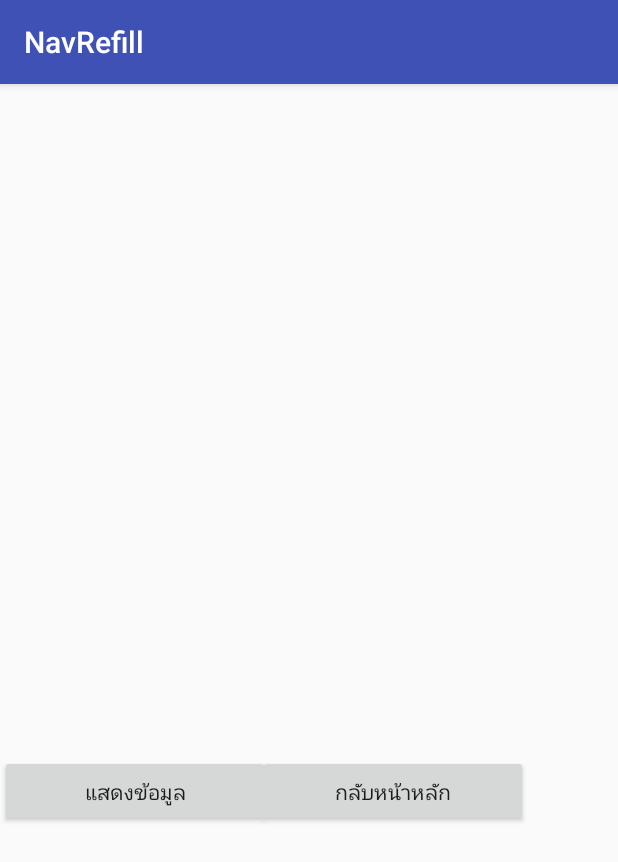
After one commit to Thompa666/NavRefill, an Android app: the ReportRealActivity screen opened directly, with no data from a screen before it, on a phone screen of 412 x 824 dp. The commit adds this screen. Shown: the top 862 px of the screen. Run offline under Robolectric (Android 15) with nearby library versions, the phone set to English and light mode, and no system bars; network calls fail.

Commit message:
edit new report

```diff
--- a/app/src/main/AndroidManifest.xml
+++ b/app/src/main/AndroidManifest.xml
@@ -26,10 +26,7 @@
             android:name=".DisplayActivity"
             android:label="@string/title_activity_display"
             android:theme="@style/AppTheme.NoActionBar" />
-        <activity
-            android:name=".ReportActivity"
-            android:label="@string/title_activity_report"
-            android:theme="@style/AppTheme.NoActionBar" />
+        <activity android:name=".ReportRealActivity"></activity>
     </application>
 
 </manifest>
--- a/app/src/main/java/com/kuduta/navrefill/DatabaseHandler.java
+++ b/app/src/main/java/com/kuduta/navrefill/DatabaseHandler.java
@@ -142,4 +142,5 @@ public class DatabaseHandler extends SQLiteOpenHelper {
     }
 
 
+
 }
--- /dev/null
+++ b/app/src/main/java/com/kuduta/navrefill/ReportRealActivity.java
@@ -0,0 +1,98 @@
+package com.kuduta.navrefill;
+
+import android.content.Intent;
+import android.database.Cursor;
+import android.support.v7.app.AppCompatActivity;
+import android.os.Bundle;
+import android.view.View;
+import android.widget.Button;
+import android.widget.TextView;
+import android.widget.Toast;
+
+import java.text.SimpleDateFormat;
+import java.util.ArrayList;
+import java.util.Date;
+
+public class ReportRealActivity extends AppCompatActivity {
+
+    private DatabaseHandler myDB;
+    TextView textView;
+
+    @Override
+    protected void onCreate(Bundle savedInstanceState) {
+        super.onCreate(savedInstanceState);
+        setContentView(R.layout.activity_report_real);
+
+
+        myDB = new DatabaseHandler(this);
+
+        textView = (TextView)findViewById(R.id.tvRepText);
+        Button cancelbtn = (Button)findViewById(R.id.btnRepExit);
+        Button reloadbtn = (Button)findViewById(R.id.btnRepReload);
+
+        cancelbtn.setOnClickListener(new View.OnClickListener() {
+            @Override
+            public void onClick(View v) {
+
+                Intent intent = new Intent(ReportRealActivity.this,MainActivity.class);
+                startActivity(intent);
+            }
+        });
+
+        reloadbtn.setOnClickListener(new View.OnClickListener() {
+            @Override
+            public void onClick(View v) {
+
+
+
+                ShowReport();
+
+            }
+        });
+
+
+
+    }
+
+    private void ShowReport(){
+
+        /*
+                for  insert data test log
+                Date date = new Date();
+                SimpleDateFormat format = new SimpleDateFormat("yyyy-MM-dd hh:mm:ss");
+                String strDate = format.format(date);
+
+                if(myDB.addRecord(strDate,"0632615536" , 20, "Refill")== 1){
+
+                    Toast.makeText(getBaseContext(),"Return false ",Toast.LENGTH_SHORT).show();
+
+                }else {
+
+                    Toast.makeText(getBaseContext(), "Insert OK", Toast.LENGTH_SHORT).show();
+                }
+
+*/
+
+        Cursor res = myDB.getAllData();
+
+        StringBuffer stringBuffer = new StringBuffer();
+
+        if(res !=null && res.getCount()>0){
+
+            while (res.moveToNext()){
+
+                stringBuffer.append(res.getString(0)+","+ res.getString(1)+","+res.getString(2)+","+res.getString(3)+","+res.getString(4)+"\n");
+
+            }
+
+            textView.setText(stringBuffer.toString());
+            Toast.makeText(getApplicationContext(),"Data Retrieved Successfully",Toast.LENGTH_SHORT).show();
+
+
+        }else {
+
+            Toast.makeText(getApplicationContext(),"No data retrieve",Toast.LENGTH_SHORT).show();
+
+        }
+    }//End Showreport
+}
--- a/app/src/main/res/layout/activity_main.xml
+++ b/app/src/main/res/layout/activity_main.xml
@@ -33,7 +33,7 @@
                 android:layout_width="match_parent"
                 android:layout_height="wrap_content"
                 android:layout_weight="1"
-                android:text="Refill" />
+                android:text="@string/app_refill" />
 
             <Button
                 android:id="@+id/btreport"
@@ -41,7 +41,7 @@
                 android:layout_height="wrap_content"
                 android:layout_weight="1"
                 android:onClick="openReport"
-                android:text="Report" />
+                android:text="@string/app_report" />
 
             <Button
                 android:id="@+id/btexit"
@@ -49,7 +49,7 @@
                 android:layout_height="wrap_content"
                 android:layout_weight="1"
 
-                android:text="Exit" />
+                android:text="@string/app_exit" />
 
         </LinearLayout>
 
--- /dev/null
+++ b/app/src/main/res/layout/activity_report_real.xml
@@ -0,0 +1,36 @@
+<?xml version="1.0" encoding="utf-8"?>
+<android.support.constraint.ConstraintLayout xmlns:android="http://schemas.android.com/apk/res/android"
+    xmlns:app="http://schemas.android.com/apk/res-auto"
+    xmlns:tools="http://schemas.android.com/tools"
+    android:layout_width="match_parent"
+    android:layout_height="match_parent"
+    tools:context="com.kuduta.navrefill.ReportRealActivity">
+
+    <TextView
+        android:id="@+id/tvRepText"
+        android:layout_width="318dp"
+        android:layout_height="378dp"
+        app:layout_constraintTop_toTopOf="parent"
+        android:layout_marginTop="37dp"
+        android:layout_marginLeft="33dp"
+        app:layout_constraintLeft_toLeftOf="parent" />
+
+    <Button
+        android:id="@+id/btnRepExit"
+        android:layout_width="180dp"
+        android:layout_height="wrap_content"
+        android:text="@string/app_main_home"
+        app:layout_constraintLeft_toRightOf="@+id/btnRepReload"
+        android:layout_marginLeft="-8dp"
+        android:layout_marginTop="32dp"
+        app:layout_constraintTop_toBottomOf="@+id/tvRepText" />
+
+    <Button
+        android:id="@+id/btnRepReload"
+        android:layout_width="180dp"
+        android:layout_height="wrap_content"
+        android:text="@string/app_reload"
+        tools:layout_editor_absoluteX="16dp"
+        android:layout_marginTop="32dp"
+        app:layout_constraintTop_toBottomOf="@+id/tvRepText" />
+</android.support.constraint.ConstraintLayout>
--- a/app/src/main/res/layout/content_display.xml
+++ b/app/src/main/res/layout/content_display.xml
@@ -62,14 +62,14 @@
             android:layout_width="wrap_content"
             android:layout_height="wrap_content"
             android:layout_weight="1"
-            android:text="หน้าแรก" />
+            android:text="@string/app_main_home" />
 
         <Button
             android:id="@+id/btpay"
             android:layout_width="wrap_content"
             android:layout_height="wrap_content"
             android:layout_weight="1"
-            android:text="เติมเงิน" />
+            android:text="@string/app_refill" />
 
 
     </LinearLayout>
--- a/app/src/main/res/values/strings.xml
+++ b/app/src/main/res/values/strings.xml
@@ -6,5 +6,14 @@
     </array>
     <string name="title_activity_display">DisplayActivity</string>
     <string name="title_activity_report">ReportActivity</string>
+    <string name="app_main_home">กลับหน้าหลัก</string>
+    <string name="app_cancle">ยกเลิก</string>
+    <string name="app_report">รายงาน</string>
+    <string name="app_refill">เติมเงินมือถือ</string>
+    <string name="app_exit">ออก</string>
+    <string name="app_show_exp">ไม่แสดงรายยกเลิก</string>
+    <string name="app_reload">แสดงข้อมูล</string>
+    <string name="app_ok">ตกลง</string>
+
 
 </resources>
```
Also changed, not shown: app/src/main/java/com/kuduta/navrefill/DisplayActivity.java (+22 -22 lines), app/src/main/java/com/kuduta/navrefill/MainActivity.java (+8 -1 lines), app/src/main/java/com/kuduta/navrefill/ReffActivity.java (+13 -1 lines), app/src/main/java/com/kuduta/navrefill/ReportActivity.java (deleted, +0 -81 lines), app/src/main/res/layout/activity_report.xml (deleted, +0 -34 lines), app/src/main/res/layout/content_report.xml (deleted, +0 -44 lines), app/src/main/res/layout/dialog_custom.xml (+7 -0 lines).
